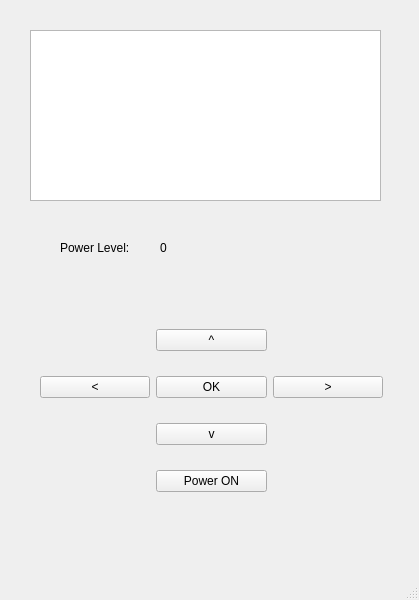
Qt form 3004project/mainwindow.ui (colinmatti/COMP3004-Project) before a commit.
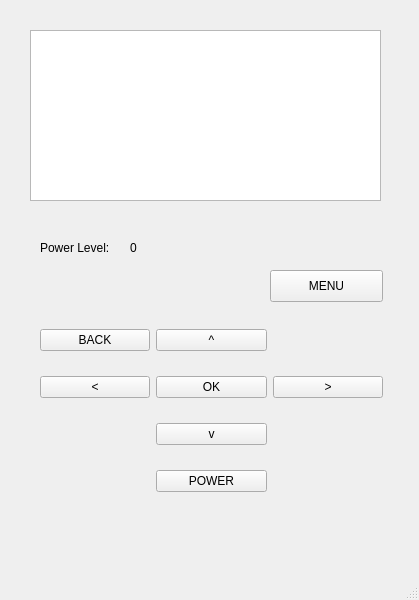
The same form after that commit.

Commit message: Add back and menu button

Diff of the .ui file:
```diff
--- a/3004project/mainwindow.ui
+++ b/3004project/mainwindow.ui
@@ -62,7 +62,14 @@
      <item row="3" column="1">
       <widget class="QPushButton" name="powerButton">
        <property name="text">
-        <string>Power ON</string>
+        <string>POWER</string>
+       </property>
+      </widget>
+     </item>
+     <item row="0" column="0">
+      <widget class="QPushButton" name="goBackButton">
+       <property name="text">
+        <string>BACK</string>
        </property>
       </widget>
      </item>
@@ -81,7 +88,7 @@
    <widget class="QLabel" name="label">
     <property name="geometry">
      <rect>
-      <x>60</x>
+      <x>40</x>
       <y>240</y>
       <width>91</width>
       <height>16</height>
@@ -94,7 +101,7 @@
    <widget class="QLabel" name="powerLabel">
     <property name="geometry">
      <rect>
-      <x>160</x>
+      <x>130</x>
       <y>240</y>
       <width>60</width>
       <height>16</height>
@@ -104,6 +111,19 @@
      <string>0</string>
     </property>
    </widget>
+   <widget class="QPushButton" name="menuButton">
+    <property name="geometry">
+     <rect>
+      <x>270</x>
+      <y>270</y>
+      <width>113</width>
+      <height>32</height>
+     </rect>
+    </property>
+    <property name="text">
+     <string>MENU</string>
+    </property>
+   </widget>
   </widget>
   <widget class="QMenuBar" name="menubar">
    <property name="geometry">
```
The commit also changes 4 other files.
